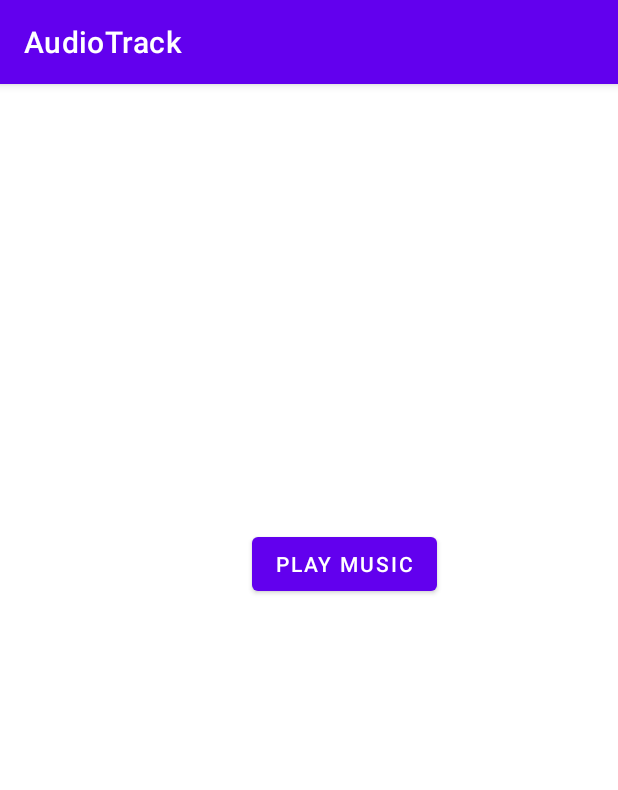
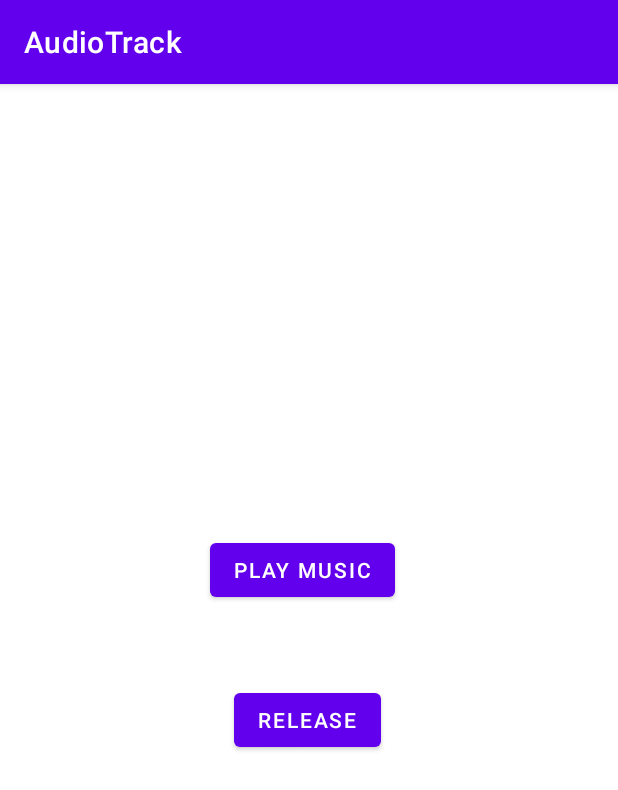
Before and after one commit to hicqc/AudioTrack, an Android app: the screen it shows after launch (MainActivity), after a tap on "PLAY MUSIC", on a phone screen of 412 x 824 dp. Shown: the top 790 px of the screen. Run offline under Robolectric (Android 15) with nearby library versions, the phone set to English and light mode, and no system bars.

Commit message:
Available AudioTrack

```diff
--- a/app/src/main/java/com/cqc/audiotrack/MainActivity.java
+++ b/app/src/main/java/com/cqc/audiotrack/MainActivity.java
@@ -16,8 +16,9 @@ import com.cqc.audiotrack.controller.AudioTrackController;
 @RequiresApi(api = Build.VERSION_CODES.M)
 public class MainActivity extends AppCompatActivity implements View.OnClickListener {
 
-    private static final String TAG = "MainActivity";
+    private static final String TAG = "AudioTrackController";
     Button button_play;
+    Button button_release;
     AudioTrackController audioTrackController;
 
     @Override
@@ -25,7 +26,11 @@ public class MainActivity extends AppCompatActivity implements View.OnClickListe
         super.onCreate(savedInstanceState);
         setContentView(R.layout.activity_main);
         button_play = findViewById(R.id.button_play);
+        button_release = findViewById(R.id.button_release);
+
         button_play.setOnClickListener(this);
+        button_release.setOnClickListener(this);
+
         initAudioTrackPlayer(this); // AudioTrack is create
     }
 
@@ -42,6 +47,10 @@ public class MainActivity extends AppCompatActivity implements View.OnClickListe
                 Log.i(TAG,"PRE PLAY");
                 audioTrackController.play();
                 break;
+            case R.id.button_release:
+                Log.i(TAG,"pre release");
+                audioTrackController.realease();
+                break;
             default:
                 break;
         }
--- a/app/src/main/java/com/cqc/audiotrack/controller/AudioTrackController.java
+++ b/app/src/main/java/com/cqc/audiotrack/controller/AudioTrackController.java
@@ -15,6 +15,8 @@ import com.cqc.audiotrack.R;
 import java.io.BufferedInputStream;
 import java.io.IOException;
 import java.io.InputStream;
+import java.util.concurrent.Executors;
+import java.util.concurrent.ExecutorService;
 
 
 @RequiresApi(api = Build.VERSION_CODES.M)
@@ -25,6 +27,7 @@ public class AudioTrackController {
     AudioTrack audioTrack;
     Context context;
     BufferedInputStream bufferedInputStream;
+    ExecutorService executorService = Executors.newSingleThreadExecutor();
     int minBufferSize;
 
     public AudioTrackController(Context context) {
@@ -63,35 +66,46 @@ public class AudioTrackController {
 
 
     public void play() {
+        Log.i(TAG,"in play() and pre loadfile() ");
         loadFile(); //把文件读入bis里面
+        executorService.execute(
                 new Runnable() {
                     @Override
                     public void run() {
-                //TODO
-                byte[] bytes = new byte[minBufferSize];
-                int length;
-                int channel =2;
-                audioTrack.play();
-                while (true){
                         try {
-                        while ((length = bufferedInputStream.read(bytes)) != -1){
-                            int framesize = length/(2*channel);
-                            audioTrack.write(new short[length/2],0,framesize*channel);
-                        }
+                            writeData();
                         } catch (IOException e) {
                             e.printStackTrace();
                         }finally {
                             audioTrack.stop();
+                            audioTrack.release();
+                        }
+                    }
+                }
+        );
     }
 
+
+    private void writeData() throws IOException {
+        byte[] bytes = new byte[minBufferSize];
+        int length;
+        audioTrack.play();
+        while ((audioTrack!= null && audioTrack.getPlayState() == AudioTrack.PLAYSTATE_PLAYING &&(length = bufferedInputStream.read(bytes)) != -1)){
+            audioTrack.write(bytes,0,length);//offsetInBytes表示bytes要写入数据开始的偏移量
         }
-
-            }
-        };
     }
 
     private void loadFile() {
         InputStream inputStream = context.getResources().openRawResource(R.raw.music);
         bufferedInputStream = new BufferedInputStream(inputStream);
     }
+
+    public void stop(){
+        audioTrack.stop();
     }
+
+    public void realease(){
+        audioTrack.stop();
+        audioTrack.release();
+    }
+}
--- a/app/src/main/res/layout/activity_main.xml
+++ b/app/src/main/res/layout/activity_main.xml
@@ -11,11 +11,22 @@
         android:id="@+id/button_play"
         android:layout_width="wrap_content"
         android:layout_height="wrap_content"
-        android:layout_marginStart="168dp"
-        android:layout_marginLeft="168dp"
-        android:layout_marginTop="296dp"
+        android:layout_marginStart="140dp"
+        android:layout_marginLeft="140dp"
+        android:layout_marginTop="300dp"
         android:text="Play Music"
         app:layout_constraintStart_toStartOf="parent"
         app:layout_constraintTop_toTopOf="parent" />
 
+    <Button
+        android:id="@+id/button_release"
+        android:layout_width="wrap_content"
+        android:layout_height="wrap_content"
+        android:layout_marginStart="156dp"
+        android:layout_marginLeft="156dp"
+        android:layout_marginTop="400dp"
+        android:text="release"
+        app:layout_constraintStart_toStartOf="parent"
+        app:layout_constraintTop_toTopOf="parent" />
+
 </androidx.constraintlayout.widget.ConstraintLayout>
```
Lines whose indentation alone changed are shown as unchanged.
